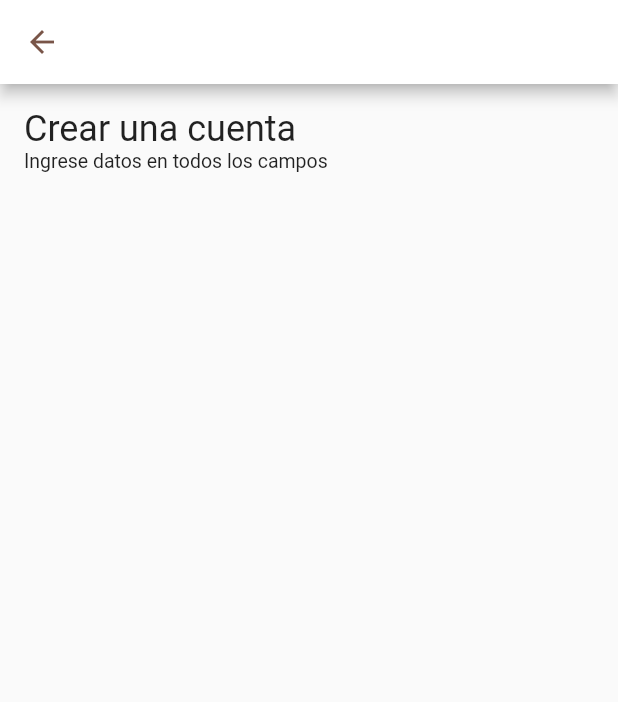
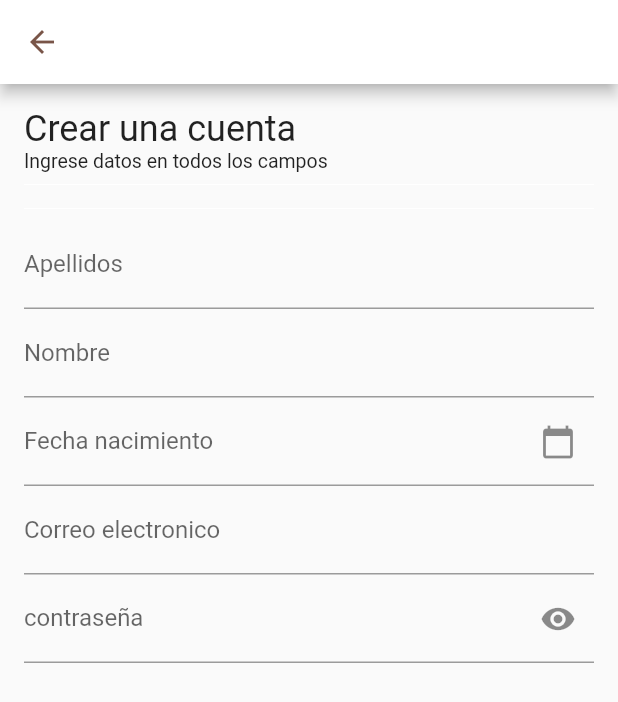
Before and after one commit to jcarloshg/Pineap, a Flutter app: the FormCreateAcount screen opened directly, on a phone screen of 412 x 824 dp. Shown: the top 702 px of the screen. Run offline on Flutter 3.47's test engine with Material 2 defaults, Android fonts, the phone set to English and light mode, and no system bars.

Commit message:
ADD fields to form in FormCreateAcount

```diff
--- a/lib/pages/Register/FormCreateAcount.dart
+++ b/lib/pages/Register/FormCreateAcount.dart
@@ -2,7 +2,6 @@
 
 import 'package:flutter/material.dart';
 
-import 'package:pineap/styles/Styles.dart';
 import 'package:pineap/styles/SubTitle.dart';
 import 'package:pineap/styles/TitleWidget.dart';
 
@@ -41,6 +40,8 @@ class FormAcount extends StatefulWidget {
 }
 
 class _FormAcountState extends State<FormAcount> {
+  final _formKey = GlobalKey<FormState>();
+
   @override
   Widget build(BuildContext context) {
     return Padding(
@@ -48,13 +49,60 @@ class _FormAcountState extends State<FormAcount> {
       child: Column(
         mainAxisAlignment: MainAxisAlignment.start,
         children: <Widget>[
-          Column(
-            mainAxisAlignment: MainAxisAlignment.end,
-            children: const <Widget>[
-              TitleWidget(title: "Crear una cuenta"),
-              SubTitle(subtitle: "Ingrese datos en todos los campos"),
-
-            ],
+          const TitleWidget(title: "Crear una cuenta"),
+          const SubTitle(subtitle: "Ingrese datos en todos los campos"),
+          Form(
+            key: _formKey,
+            child: Column(
+              crossAxisAlignment: CrossAxisAlignment.stretch,
+              children: <Widget>[
+                const Divider(color: Colors.white),
+                const Divider(color: Colors.white),
+                TextFormField(
+                  decoration: const InputDecoration(labelText: "Apellidos"),
+                  validator: (String? value) {
+                    return value == null ? 'Please enter some text' : null;
+                  },
+                ),
+                TextFormField(
+                  decoration: const InputDecoration(labelText: "Nombre"),
+                  validator: (String? value) {
+                    return value == null ? 'Please enter some text' : null;
+                  },
+                ),
+                TextFormField(
+                  decoration: InputDecoration(
+                    labelText: "Fecha nacimiento",
+                    suffixIcon: IconButton(
+                      onPressed: () {},
+                      icon: const Icon(Icons.calendar_today),
+                    ),
+                  ),
+                  validator: (String? value) {
+                    return value == null ? 'Please enter some text' : null;
+                  },
+                ),
+                TextFormField(
+                  decoration:
+                      const InputDecoration(labelText: "Correo electronico"),
+                  validator: (String? value) {
+                    return value == null ? 'Please enter some text' : null;
+                  },
+                ),
+                TextFormField(
+                  decoration: InputDecoration(
+                    labelText: "contraseña",
+                    suffixIcon: IconButton(
+                      onPressed: () {},
+                      icon: const Icon(Icons.remove_red_eye),
+                    ),
+                  ),
+                  validator: (String? value) {
+                    return value == null ? 'Please enter some text' : null;
+                  },
+                ),
+              ],
+            ),
           ),
         ],
       ),
```
